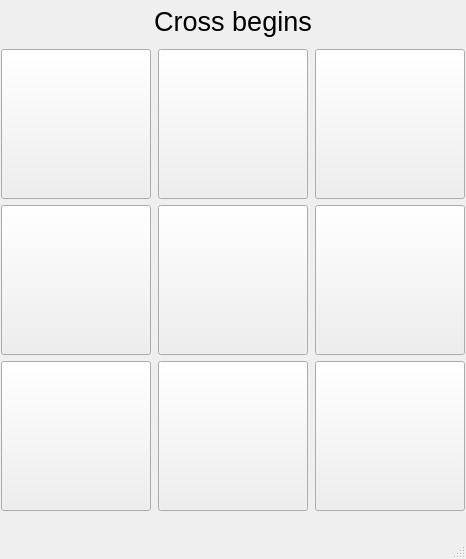
Above: window.ui from Vibenshus-Gymnasium-Pro/pyside6-3-rafael-1 before the change. Below: the same form after it.
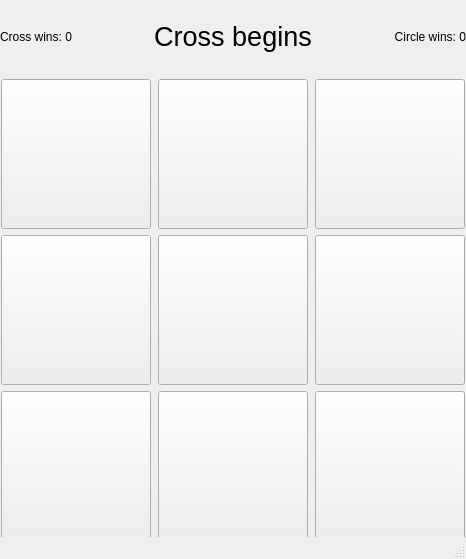
That is the form after the change.

Commit message: Add high score feature

Diff of the .ui file:
```diff
--- a/window.ui
+++ b/window.ui
@@ -26,11 +26,20 @@
       <x>0</x>
       <y>0</y>
       <width>466</width>
-      <height>511</height>
+      <height>541</height>
      </rect>
     </property>
     <layout class="QVBoxLayout" name="verticalLayout">
      <item>
+      <layout class="QHBoxLayout" name="horizontalLayout">
+       <item>
+        <widget class="QLabel" name="crossLabel">
+         <property name="text">
+          <string>Cross wins: 0</string>
+         </property>
+        </widget>
+       </item>
+       <item>
       <widget class="QLabel" name="label">
        <property name="sizePolicy">
         <sizepolicy hsizetype="Expanding" vsizetype="Minimum">
@@ -50,6 +59,18 @@
         <set>Qt::AlignmentFlag::AlignCenter</set>
        </property>
       </widget>
+       </item>
+       <item>
+        <widget class="QLabel" name="circleLabel">
+         <property name="text">
+          <string>Circle wins: 0</string>
+         </property>
+         <property name="alignment">
+          <set>Qt::AlignmentFlag::AlignRight|Qt::AlignmentFlag::AlignTrailing|Qt::AlignmentFlag::AlignVCenter</set>
+         </property>
+        </widget>
+       </item>
+      </layout>
      </item>
      <item>
       <layout class="QGridLayout" name="gridLayout">
```
Lines whose indentation alone changed are shown as unchanged. The commit also changes 1 other file.
